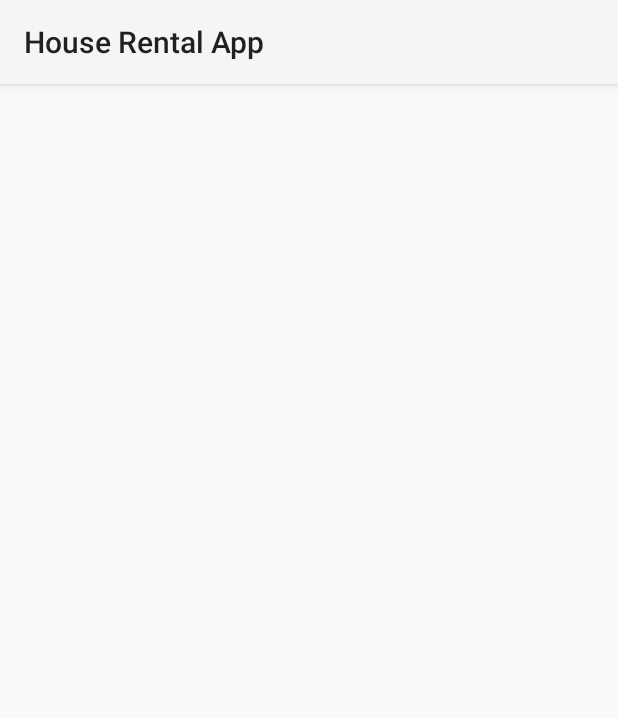
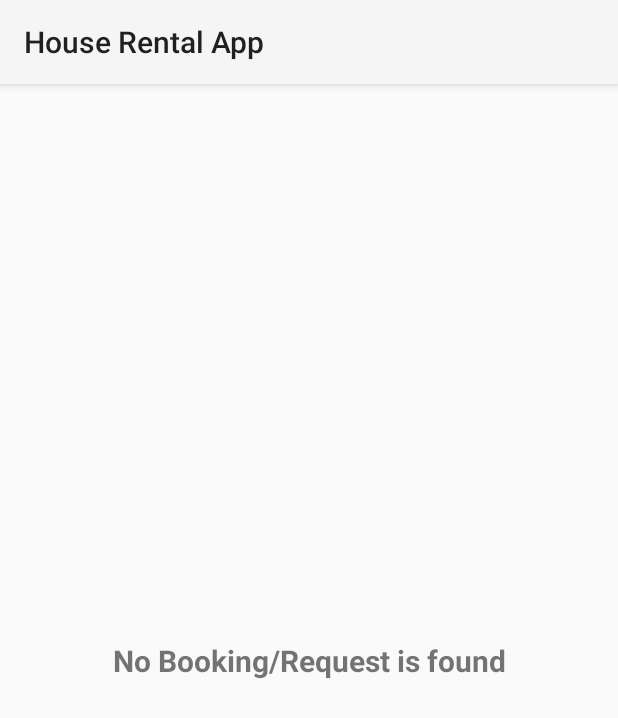
Before and after one commit to Jeffrey-Law/HouseRentalApp, an Android app: the NotificationActivity screen opened directly, with no data from a screen before it, on a phone screen of 412 x 824 dp. Shown: the top 718 px of the screen. Run offline under Robolectric (Android 15) with nearby library versions, the phone set to English and light mode, and no system bars; our stand-ins replace Room's generated code.

Commit message:
update notification impl

```diff
--- a/app/src/main/java/com/example/login/BookingDao.java
+++ b/app/src/main/java/com/example/login/BookingDao.java
@@ -35,6 +35,6 @@ public interface BookingDao {
     @Query("SELECT * FROM booking_table")
     List<Booking> getAllReqest();
 
-    @Query("SELECT * FROM booking_table WHERE house_owner_id = :id")
+    @Query("SELECT * FROM booking_table WHERE (house_owner_id = :id) AND (status = 0)")
     List<Booking> getAllRequestFromBooker(int id);
 }
--- a/app/src/main/java/com/example/login/HomeActivity.java
+++ b/app/src/main/java/com/example/login/HomeActivity.java
@@ -361,6 +361,7 @@ private View.OnTouchListener toolbar_listener = new View.OnTouchListener() {
         Intent intent = new Intent(HomeActivity.this, DetailActivity.class);
         Log.d("TAG", "Reached onItemClick " + id);
         intent.putExtra("house_id", id);
+        intent.putExtra("user_id", user_id);
         startActivity(intent);
     }
 }
--- a/app/src/main/java/com/example/login/NotificationActivity.java
+++ b/app/src/main/java/com/example/login/NotificationActivity.java
@@ -2,6 +2,8 @@ package com.example.login;
 
 import android.os.Bundle;
 import android.util.Log;
+import android.view.View;
+import android.widget.TextView;
 
 import androidx.annotation.Nullable;
 import androidx.appcompat.app.AppCompatActivity;
@@ -12,7 +14,7 @@ import com.example.login.Adapter.notificationAdapter;
 public class NotificationActivity extends AppCompatActivity {
 
     RecyclerView recyclerView;
-
+    TextView no_request_found;
     AppDatabase appDatabase;
     BookingDao bookingDao;
     int user_id;
@@ -23,6 +25,8 @@ public class NotificationActivity extends AppCompatActivity {
         setContentView(R.layout.activity_notification);
 
         recyclerView = findViewById(R.id.recyclerview);
+
+        no_request_found = findViewById(R.id.no_request_tv);
 
         appDatabase = AppDatabaseSingleton.getInstance(this);
         bookingDao = appDatabase.getBookingDao();
@@ -39,6 +43,12 @@ public class NotificationActivity extends AppCompatActivity {
     }
 
     private void display(){
+        if(bookingDao.getAllRequestFromBooker(user_id).size() != 0){
+            no_request_found.setVisibility(View.INVISIBLE);
+        }else{
+            no_request_found.setVisibility(View.VISIBLE);
+        }
         recyclerView.setAdapter(new notificationAdapter(getApplicationContext(),bookingDao.getAllRequestFromBooker(user_id)));
+
     }
 }
--- a/app/src/main/res/layout/activity_notification.xml
+++ b/app/src/main/res/layout/activity_notification.xml
@@ -1,10 +1,26 @@
 <?xml version="1.0" encoding="utf-8"?>
 <androidx.constraintlayout.widget.ConstraintLayout xmlns:android="http://schemas.android.com/apk/res/android"
+    xmlns:tools="http://schemas.android.com/tools"
     android:layout_width="match_parent"
     android:layout_height="match_parent"
     xmlns:app="http://schemas.android.com/apk/res-auto">
 
+    <TextView
+        android:id="@+id/no_request_tv"
+        android:layout_width="wrap_content"
+        android:layout_height="wrap_content"
+        android:gravity="center|center_horizontal|center_vertical"
+        android:text="@string/notification_no_request_tv_str"
+        android:textSize="20sp"
+        android:textStyle="bold"
+        app:layout_constraintBottom_toBottomOf="@+id/linearLayout"
+        app:layout_constraintEnd_toEndOf="parent"
+        app:layout_constraintStart_toStartOf="parent"
+        app:layout_constraintTop_toTopOf="@+id/linearLayout"
+        tools:visibility="invisible" />
+
     <LinearLayout
+        android:id="@+id/linearLayout"
         android:layout_width="match_parent"
         android:layout_height="match_parent"
         android:orientation="vertical">
@@ -13,9 +29,9 @@
             android:id="@+id/recyclerview"
             android:layout_width="match_parent"
             android:layout_height="match_parent"
-            app:layoutManager="androidx.recyclerview.widget.LinearLayoutManager"
             android:layout_margin="10dp"
-            android:layout_marginTop="10dp" />
+            android:layout_marginTop="10dp"
+            app:layoutManager="androidx.recyclerview.widget.LinearLayoutManager" />
     </LinearLayout>
 
 </androidx.constraintlayout.widget.ConstraintLayout>
--- a/app/src/main/res/values/strings.xml
+++ b/app/src/main/res/values/strings.xml
@@ -30,4 +30,5 @@
     <string name="detail_description_tv" />
     <string name="booking_title_tv_str">A Booking Request From Peter (#1)</string>
     <string name="booking_description_tv_str">Peter sent you a request to view your property - \"House 2\" at \"06/06/2023\" . You may contact him/her at \" 12344321\"".</string>
+    <string name="notification_no_request_tv_str">No Booking/Request is found</string>
 </resources>
```
Also changed, not shown: app/src/main/java/com/example/login/Adapter/notificationAdapter.java (+52 -6 lines), app/src/main/java/com/example/login/BookingActivity.java (+5 -2 lines).
